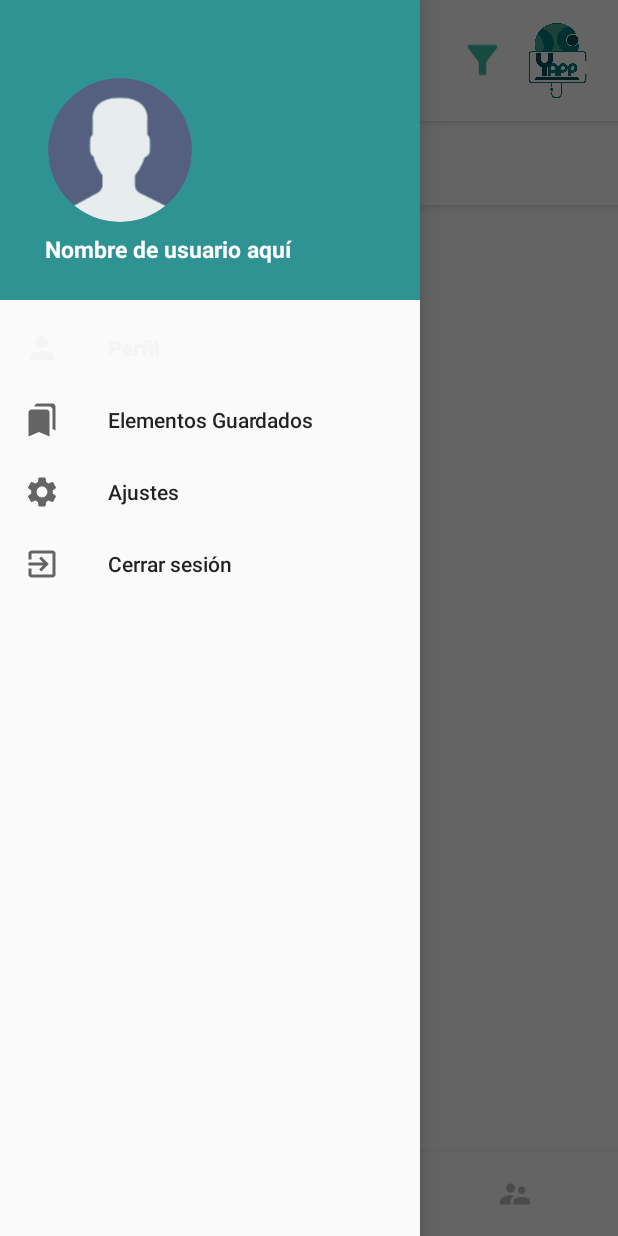
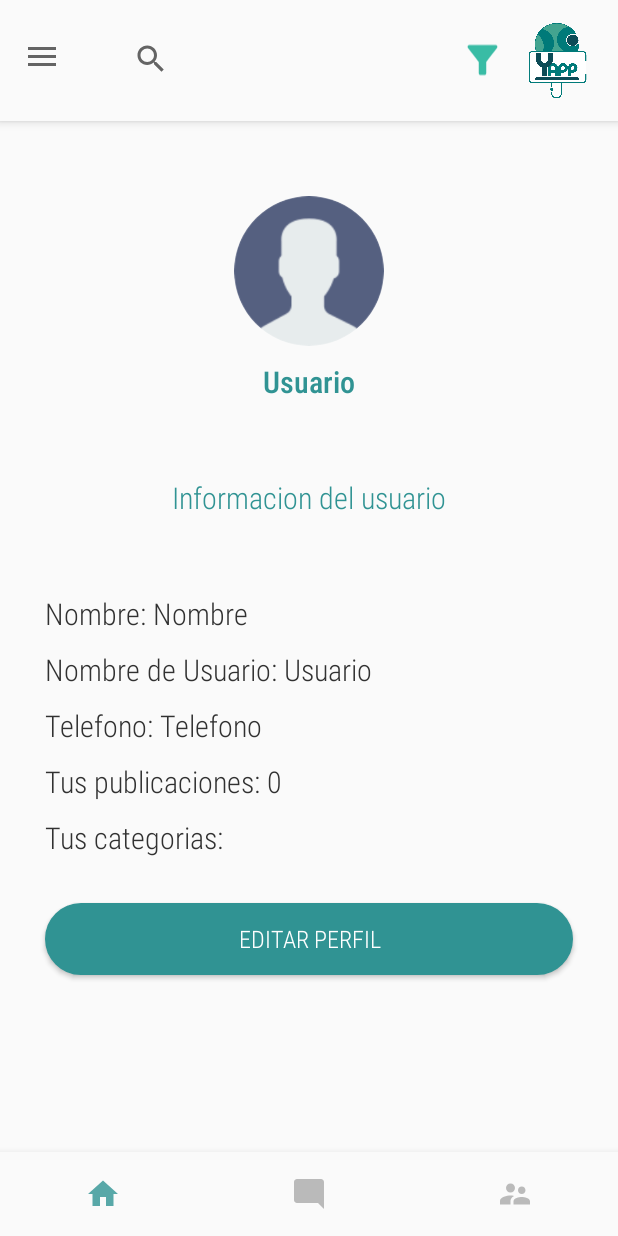
Before and after one commit to Tomas180225/YAPP-ALPHA-0.0, an Android app: the screen it shows after launch once a user with an empty profile is signed in (MainActivity), after a tap on "Perfil", on a phone screen of 412 x 824 dp. Run offline under Robolectric (Android 15) with nearby library versions, the phone set to English and light mode, and no system bars; our stand-ins replace CircleImageView, Firebase (no records; nobody signed in at launch, a user with empty details on screens opened directly); pictures from the network do not load; 7 statements that could not run were skipped; 3 other taps on this screen came first.

Commit message:
Actualizacion Perfil

```diff
--- a/app/src/main/AndroidManifest.xml
+++ b/app/src/main/AndroidManifest.xml
@@ -13,7 +13,7 @@
         android:roundIcon="@mipmap/ic_launcher_round"
         android:supportsRtl="true"
         android:theme="@style/Theme.AppCompat.Light.NoActionBar">
-        <activity android:name=".CommentActivity"></activity>
+        <activity android:name=".CommentActivity" />
         <activity android:name=".SurveyActivity" />
         <activity android:name=".PostActivity" />
         <activity android:name=".MainActivity" />
--- /dev/null
+++ b/app/src/main/java/com/proyect/yapp_alpha_00/Fragment/ProfileFragment.java
@@ -0,0 +1,117 @@
+package com.proyect.yapp_alpha_00.Fragment;
+
+import android.content.Context;
+import android.content.SharedPreferences;
+import android.os.Bundle;
+
+import androidx.annotation.NonNull;
+import androidx.fragment.app.Fragment;
+
+import android.view.LayoutInflater;
+import android.view.View;
+import android.view.ViewGroup;
+import android.widget.Button;
+import android.widget.ImageView;
+import android.widget.TextView;
+
+import com.bumptech.glide.Glide;
+import com.google.firebase.auth.FirebaseAuth;
+import com.google.firebase.auth.FirebaseUser;
+import com.google.firebase.database.DataSnapshot;
+import com.google.firebase.database.DatabaseError;
+import com.google.firebase.database.DatabaseReference;
+import com.google.firebase.database.FirebaseDatabase;
+import com.google.firebase.database.ValueEventListener;
+import com.proyect.yapp_alpha_00.Model.Post;
+import com.proyect.yapp_alpha_00.Model.User;
+import com.proyect.yapp_alpha_00.R;
+
+public class ProfileFragment extends Fragment {
+
+    ImageView image_profile, options;
+    TextView name, username_p, username, cellphone, posts;
+    Button button_edit;
+
+    FirebaseUser firebaseUser;
+    String profileID;
+
+    @Override
+    public View onCreateView(LayoutInflater inflater, ViewGroup container,
+                             Bundle savedInstanceState) {
+        // Inflate the layout for this fragment
+        View view = inflater.inflate(R.layout.fragment_profile, container, false);
+
+        firebaseUser = FirebaseAuth.getInstance().getCurrentUser();
+
+        SharedPreferences prefs = getContext().getSharedPreferences("PREFS", Context.MODE_PRIVATE);
+        profileID = prefs.getString("profileID","none");
+
+        image_profile = view.findViewById(R.id.image_profile);
+        name = view.findViewById(R.id.name);
+        username_p = view.findViewById(R.id.username_p);
+        username = view.findViewById(R.id.username);
+        cellphone = view.findViewById(R.id.cellphone);
+        posts = view.findViewById(R.id.posts);
+        button_edit = view.findViewById(R.id.button_edit);
+
+        userInfo();
+        getPosts();
+
+        button_edit.setOnClickListener(new View.OnClickListener() {
+            @Override
+            public void onClick(View v) {
+
+            }
+        });
+
+        return view;
+    }
+
+    private void userInfo(){
+        DatabaseReference reference = FirebaseDatabase.getInstance().getReference("Usuarios").child(profileID);
+
+        reference.addValueEventListener(new ValueEventListener() {
+            @Override
+            public void onDataChange(@NonNull DataSnapshot snapshot) {
+                if(getContext() == null){
+                    return;
+                }
+                User user = snapshot.getValue(User.class);
+                Glide.with(getActivity().getApplicationContext()).load(user.getImg()).into(image_profile);
+                username_p.setText(user.getUsuario());
+                username.setText(user.getUsuario());
+                name.setText(user.getNombre());
+                cellphone.setText(user.getTelefono());
+            }
+
+            @Override
+            public void onCancelled(@NonNull DatabaseError error) {
+
+            }
+        });
+    }
+
+    private void getPosts(){
+        DatabaseReference reference = FirebaseDatabase.getInstance().getReference("publicaciones");
+
+        reference.addValueEventListener(new ValueEventListener() {
+            @Override
+            public void onDataChange(@NonNull DataSnapshot snapshot) {
+                int i = 0;
+                for(DataSnapshot dataSnapshot : snapshot.getChildren()){
+                    Post post = dataSnapshot.getValue(Post.class);
+                    if(post.getUsuario().equals(profileID)){
+                        i++;
+                    }
+                }
+
+                posts.setText(String.valueOf(i));
+            }
+
+            @Override
+            public void onCancelled(@NonNull DatabaseError error) {
+
+            }
+        });
+    }
+}
--- /dev/null
+++ b/app/src/main/java/com/proyect/yapp_alpha_00/Fragment/SavedFragment.java
@@ -0,0 +1,21 @@
+package com.proyect.yapp_alpha_00.Fragment;
+
+import android.os.Bundle;
+
+import androidx.fragment.app.Fragment;
+
+import android.view.LayoutInflater;
+import android.view.View;
+import android.view.ViewGroup;
+
+import com.proyect.yapp_alpha_00.R;
+
+public class SavedFragment extends Fragment {
+
+    @Override
+    public View onCreateView(LayoutInflater inflater, ViewGroup container,
+                             Bundle savedInstanceState) {
+        // Inflate the layout for this fragment
+        return inflater.inflate(R.layout.fragment_saved, container, false);
+    }
+}
--- /dev/null
+++ b/app/src/main/java/com/proyect/yapp_alpha_00/Fragment/SettingsFragment.java
@@ -0,0 +1,21 @@
+package com.proyect.yapp_alpha_00.Fragment;
+
+import android.os.Bundle;
+
+import androidx.fragment.app.Fragment;
+
+import android.view.LayoutInflater;
+import android.view.View;
+import android.view.ViewGroup;
+
+import com.proyect.yapp_alpha_00.R;
+
+public class SettingsFragment extends Fragment {
+
+    @Override
+    public View onCreateView(LayoutInflater inflater, ViewGroup container,
+                             Bundle savedInstanceState) {
+        // Inflate the layout for this fragment
+        return inflater.inflate(R.layout.fragment_settings, container, false);
+    }
+}
--- a/app/src/main/java/com/proyect/yapp_alpha_00/MainActivity.java
+++ b/app/src/main/java/com/proyect/yapp_alpha_00/MainActivity.java
@@ -3,7 +3,7 @@ package com.proyect.yapp_alpha_00;
 import android.content.Intent;
 import android.content.SharedPreferences;
 import android.os.Bundle;
-import android.provider.ContactsContract;
+import android.util.Log;
 import android.view.MenuItem;
 import android.view.View;
 import android.widget.EditText;
@@ -19,22 +19,35 @@ import androidx.appcompat.widget.Toolbar;
 import androidx.drawerlayout.widget.DrawerLayout;
 import androidx.fragment.app.Fragment;
 
+import com.bumptech.glide.Glide;
 import com.google.android.material.bottomnavigation.BottomNavigationView;
 import com.google.android.material.navigation.NavigationView;
 import com.google.firebase.auth.FirebaseAuth;
 import com.google.firebase.auth.FirebaseUser;
+import com.google.firebase.database.DataSnapshot;
+import com.google.firebase.database.DatabaseError;
+import com.google.firebase.database.DatabaseReference;
+import com.google.firebase.database.FirebaseDatabase;
+import com.google.firebase.database.ValueEventListener;
 import com.proyect.yapp_alpha_00.Fragment.CommunityFragment;
 import com.proyect.yapp_alpha_00.Fragment.DiscusionFragment;
 import com.proyect.yapp_alpha_00.Fragment.HomeFragment;
+import com.proyect.yapp_alpha_00.Fragment.ProfileFragment;
+import com.proyect.yapp_alpha_00.Fragment.SavedFragment;
+import com.proyect.yapp_alpha_00.Fragment.SettingsFragment;
+import com.proyect.yapp_alpha_00.Model.User;
 
 public class MainActivity extends AppCompatActivity {
-
 
     SearchView buscar;
     ActionBarDrawerToggle actionBarDrawerToggle;
     DrawerLayout drawerLayout;
+    NavigationView navigationView;
     BottomNavigationView bottomNavigationView;
-    int mMenuId;
+    int MenuBottomId;
+    int MenuDrawerId;
+    ImageView profile_image_menu;
+    TextView username_menu;
     Fragment selectedFragment = null;
 
     EditText addComment;
@@ -42,6 +55,8 @@ public class MainActivity extends AppCompatActivity {
     TextView post;
     String postID;
     String AuthorID;
+
+    FirebaseUser firebaseUser;
 
     @Override
     protected void onCreate(Bundle savedInstanceState) {
@@ -53,13 +68,14 @@ public class MainActivity extends AppCompatActivity {
 
         //Menú desplegable
         drawerLayout = findViewById(R.id.drawerLayout);
-        NavigationView navigationView = findViewById(R.id.nav_View);
+        navigationView = findViewById(R.id.nav_View);
         View navHeader = navigationView.getHeaderView(0);
         navigationView.setNavigationItemSelectedListener(item -> {
-            item.setChecked(true);
             selectorMenu(item);
             return true;
         });
+        profile_image_menu = navHeader.findViewById(R.id.profile_image_menu);
+        username_menu = navHeader.findViewById(R.id.username_menu);
 
 
         //Hamburguer icon
@@ -81,6 +97,10 @@ public class MainActivity extends AppCompatActivity {
         postID = args.getStringExtra("postID");
         AuthorID = args.getStringExtra("authorID");
 
+        firebaseUser = FirebaseAuth.getInstance().getCurrentUser();
+
+        userInfo();
+
         Bundle intent = getIntent().getExtras();
         if(intent != null){
             String autorID = intent.getString("authorID");
@@ -88,7 +108,8 @@ public class MainActivity extends AppCompatActivity {
 
             SharedPreferences.Editor editor = getSharedPreferences("PREFS", MODE_PRIVATE).edit();
 
-            editor.putString("authorID", autorID);
+            Log.w("Usuario", firebaseUser.getUid());
+            editor.putString("profileID", firebaseUser.getUid());
             editor.putString("postID", postID);
             editor.apply();
 
@@ -96,6 +117,9 @@ public class MainActivity extends AppCompatActivity {
             bottomNavigationView.getMenu().findItem(R.id.nav_discusion).setChecked(true);
         }
         else{
+            SharedPreferences.Editor editor = getSharedPreferences("PREFS", MODE_PRIVATE).edit();
+            editor.putString("profileID", firebaseUser.getUid());
+            editor.apply();
             getSupportFragmentManager().beginTransaction().replace(R.id.fragment_container, new HomeFragment()).commit();
         }
 
@@ -120,7 +144,7 @@ public class MainActivity extends AppCompatActivity {
                 @Override
                 public boolean onNavigationItemSelected(@NonNull MenuItem item) {
 
-                    mMenuId = item.getItemId();
+                    MenuBottomId = item.getItemId();
                     for(int i = 0; i < bottomNavigationView.getMenu().size(); i++){
                         MenuItem menuItem = bottomNavigationView.getMenu().getItem(i);
                         boolean isChecked = menuItem.getItemId() == item.getItemId();
@@ -148,14 +172,25 @@ public class MainActivity extends AppCompatActivity {
                 }
     };
     private void selectorMenu(MenuItem item) {
+
+        MenuDrawerId = item.getItemId();
+        for(int i = 0; i < navigationView.getMenu().size(); i++){
+            MenuItem menuItem = navigationView.getMenu().getItem(i);
+            boolean isChecked = menuItem.getItemId() == item.getItemId();
+            menuItem.setChecked(isChecked);
+        }
+
         switch(item.getItemId()){
             case R.id.navPerfil:
+                selectedFragment = new ProfileFragment();
                 Toast.makeText(MainActivity.this, "Perfil", Toast.LENGTH_SHORT).show();
                 break;
             case R.id.navGuardados:
+                selectedFragment = new SavedFragment();
                 Toast.makeText(MainActivity.this, "Colecciones", Toast.LENGTH_SHORT).show();
                 break;
             case R.id.navAjustes:
+                selectedFragment = new SettingsFragment();
                 Toast.makeText(MainActivity.this, "Ajustes", Toast.LENGTH_SHORT).show();
                 break;
             case R.id.navCerrar:
@@ -165,10 +200,34 @@ public class MainActivity extends AppCompatActivity {
                 startActivity(new Intent(MainActivity.this, LoginActivity.class));
                 break;
         }
+        if(selectedFragment != null){
+            getSupportFragmentManager().beginTransaction().replace(R.id.fragment_container,selectedFragment).commit();
+            drawerLayout.closeDrawers();
+        }
+
     }
     @Override
     public boolean onOptionsItemSelected(@NonNull MenuItem item) {
         if(actionBarDrawerToggle.onOptionsItemSelected(item)) return true;
         return super.onOptionsItemSelected(item);
     }
+
+    private void userInfo(){
+        DatabaseReference reference = FirebaseDatabase.getInstance().getReference("Usuarios")
+                .child(firebaseUser.getUid());
+
+        reference.addValueEventListener(new ValueEventListener() {
+            @Override
+            public void onDataChange(@NonNull DataSnapshot snapshot) {
+                User user = snapshot.getValue(User.class);
+                Glide.with(MainActivity.this).load(user.getImg()).into(profile_image_menu);
+                username_menu.setText(user.getUsuario());
+            }
+
+            @Override
+            public void onCancelled(@NonNull DatabaseError error) {
+
+            }
+        });
+    }
 }
--- /dev/null
+++ b/app/src/main/res/color/drawer_color.xml
@@ -0,0 +1,5 @@
+<?xml version="1.0" encoding="utf-8"?>
+<selector xmlns:android="http://schemas.android.com/apk/res/android">
+    <item android:state_checked="true" android:color="@color/colorPrincipal" />
+    <item android:state_checked="false" android:color="@color/colortexto"/>
+</selector>
--- a/app/src/main/res/layout/activity_home_drawer_menu.xml
+++ b/app/src/main/res/layout/activity_home_drawer_menu.xml
@@ -18,6 +18,9 @@
         android:layout_width="wrap_content"
         android:layout_height="match_parent"
         android:layout_gravity="start"
+        app:itemIconTint="@color/drawer_color"
+        app:itemTextColor="@color/drawer_color"
+        app:itemBackground="@android:color/transparent"
         app:menu="@menu/drawer_menu"
         app:headerLayout="@layout/navigation_drawer_menu_header"/>
 
--- a/app/src/main/res/layout/activity_main.xml
+++ b/app/src/main/res/layout/activity_main.xml
@@ -105,6 +105,10 @@
 
     </com.google.android.material.appbar.AppBarLayout>
 
+    <ImageView
+        android:layout_width="wrap_content"
+        android:layout_height="wrap_content"
+        android:id="@+id/image"/>
     <FrameLayout
         android:layout_width="match_parent"
         android:layout_height="match_parent"
--- /dev/null
+++ b/app/src/main/res/layout/fragment_profile.xml
@@ -0,0 +1,178 @@
+<?xml version="1.0" encoding="utf-8"?>
+<LinearLayout
+    xmlns:android="http://schemas.android.com/apk/res/android"
+    xmlns:tools="http://schemas.android.com/tools"
+    android:layout_width="match_parent"
+    android:layout_height="match_parent"
+    tools:context=".Fragment.ProfileFragment"
+    android:orientation="vertical">
+
+    <de.hdodenhof.circleimageview.CircleImageView
+        android:layout_width="100dp"
+        android:layout_height="100dp"
+        android:src="@drawable/usuario"
+        android:layout_marginTop="50dp"
+        android:id="@+id/image_profile"
+        android:layout_gravity="center"/>
+
+    <TextView
+        android:layout_width="match_parent"
+        android:layout_height="wrap_content"
+        android:text="Usuario"
+        android:id="@+id/username_p"
+        android:fontFamily="sans-serif-condensed-light"
+        android:textColor="@color/colorPrincipal"
+        android:textSize="20dp"
+        android:textStyle="bold"
+        android:gravity="center"
+        android:layout_marginTop="10dp"/>
+
+    <TextView
+        android:layout_width="match_parent"
+        android:layout_height="wrap_content"
+        android:text="Informacion del usuario"
+        android:fontFamily="sans-serif-condensed-light"
+        android:textColor="@color/colorPrincipal"
+        android:textSize="20dp"
+        android:textStyle=""
+        android:gravity="center"
+        android:layout_marginTop="50dp"/>
+
+    <LinearLayout
+        android:layout_width="match_parent"
+        android:layout_height="wrap_content"
+        android:paddingLeft="30dp">
+
+        <TextView
+            android:layout_width="wrap_content"
+            android:layout_height="wrap_content"
+            android:text="Nombre: "
+            android:fontFamily="sans-serif-condensed-light"
+            android:textColor="@color/colortexto"
+            android:textSize="20dp"
+            android:layout_marginTop="50dp"/>
+
+        <TextView
+            android:layout_width="wrap_content"
+            android:id="@+id/name"
+            android:layout_height="wrap_content"
+            android:text="Nombre"
+            android:fontFamily="sans-serif-condensed-light"
+            android:textColor="@color/colortexto"
+            android:textSize="20dp"
+            android:layout_marginTop="50dp"/>
+
+    </LinearLayout>
+
+    <LinearLayout
+    android:layout_width="match_parent"
+    android:layout_height="wrap_content"
+    android:paddingLeft="30dp"
+    android:layout_marginTop="-40dp">
+
+    <TextView
+        android:layout_width="wrap_content"
+        android:layout_height="wrap_content"
+        android:text="Nombre de Usuario: "
+        android:fontFamily="sans-serif-condensed-light"
+        android:textColor="@color/colortexto"
+        android:textSize="20dp"
+        android:layout_marginTop="50dp"/>
+
+    <TextView
+        android:layout_width="wrap_content"
+        android:layout_height="wrap_content"
+        android:id="@+id/username"
+        android:text="Usuario"
+        android:fontFamily="sans-serif-condensed-light"
+        android:textColor="@color/colortexto"
+        android:textSize="20dp"
+        android:layout_marginTop="50dp"/>
+
+</LinearLayout>
+
+    <LinearLayout
+        android:layout_width="match_parent"
+        android:layout_height="wrap_content"
+        android:paddingLeft="30dp"
+        android:layout_marginTop="-40dp">
+
+        <TextView
+            android:layout_width="wrap_content"
+            android:layout_height="wrap_content"
+            android:text="Telefono: "
+            android:fontFamily="sans-serif-condensed-light"
+            android:textColor="@color/colortexto"
+            android:textSize="20dp"
+            android:layout_marginTop="50dp"/>
+
+        <TextView
+            android:layout_width="wrap_content"
+            android:layout_height="wrap_content"
+            android:id="@+id/cellphone"
+            android:text="Telefono"
+            android:fontFamily="sans-serif-condensed-light"
+            android:textColor="@color/colortexto"
+            android:textSize="20dp"
+            android:layout_marginTop="50dp"/>
+
+    </LinearLayout>
+
+    <LinearLayout
+        android:layout_width="match_parent"
+        android:layout_height="wrap_content"
+        android:paddingLeft="30dp"
+        android:layout_marginTop="-40dp">
+
+        <TextView
+            android:layout_width="wrap_content"
+            android:layout_height="wrap_content"
+            android:text="Tus publicaciones: "
+            android:fontFamily="sans-serif-condensed-light"
+            android:textColor="@color/colortexto"
+            android:textSize="20dp"
+            android:layout_marginTop="50dp"/>
+
+        <TextView
+            android:layout_width="wrap_content"
+            android:layout_height="wrap_content"
+            android:text="0"
+            android:id="@+id/posts"
+            android:fontFamily="sans-serif-condensed-light"
+            android:textColor="@color/colortexto"
+            android:textSize="20dp"
+            android:layout_marginTop="50dp"/>
+
+    </LinearLayout>
+
+    <LinearLayout
+        android:layout_width="match_parent"
+        android:layout_height="wrap_content"
+        android:paddingLeft="30dp"
+        android:layout_marginTop="-40dp">
+
+        <TextView
+            android:layout_width="wrap_content"
+            android:layout_height="wrap_content"
+            android:text="Tus categorias: "
+            android:fontFamily="sans-serif-condensed-light"
+            android:textColor="@color/colortexto"
+            android:textSize="20dp"
+            android:layout_marginTop="50dp"/>
+
+    </LinearLayout>
+
+    <Button
+        android:layout_width="match_parent"
+        android:layout_height="wrap_content"
+        android:background="@drawable/button_background"
+        android:text="Editar perfil"
+        android:textColor="@color/white"
+        android:fontFamily="sans-serif-condensed-light"
+        android:textSize="16dp"
+        android:id="@+id/button_edit"
+        android:layout_marginStart="30dp"
+        android:layout_marginEnd="30dp"
+        android:layout_marginTop="30dp"/>
+
+</LinearLayout>
--- /dev/null
+++ b/app/src/main/res/layout/fragment_saved.xml
@@ -0,0 +1,14 @@
+<?xml version="1.0" encoding="utf-8"?>
+<FrameLayout xmlns:android="http://schemas.android.com/apk/res/android"
+    xmlns:tools="http://schemas.android.com/tools"
+    android:layout_width="match_parent"
+    android:layout_height="match_parent"
+    tools:context=".Fragment.SavedFragment">
+
+    <!-- TODO: Update blank fragment layout -->
+    <TextView
+        android:layout_width="match_parent"
+        android:layout_height="match_parent"
+        android:text="@string/hello_blank_fragment" />
+
+</FrameLayout>
--- /dev/null
+++ b/app/src/main/res/layout/fragment_settings.xml
@@ -0,0 +1,14 @@
+<?xml version="1.0" encoding="utf-8"?>
+<FrameLayout xmlns:android="http://schemas.android.com/apk/res/android"
+    xmlns:tools="http://schemas.android.com/tools"
+    android:layout_width="match_parent"
+    android:layout_height="match_parent"
+    tools:context=".Fragment.SettingsFragment">
+
+    <!-- TODO: Update blank fragment layout -->
+    <TextView
+        android:layout_width="match_parent"
+        android:layout_height="match_parent"
+        android:text="@string/hello_blank_fragment" />
+
+</FrameLayout>
--- a/app/src/main/res/layout/navigation_drawer_menu_header.xml
+++ b/app/src/main/res/layout/navigation_drawer_menu_header.xml
@@ -9,7 +9,7 @@
     android:orientation="vertical">
 
     <de.hdodenhof.circleimageview.CircleImageView
-        android:id="@+id/prof_pic"
+        android:id="@+id/profile_image_menu"
         android:layout_width="100dp"
         android:layout_height="100dp"
         android:layout_marginTop="50dp"
@@ -20,14 +20,15 @@
         app:civ_border_color="@color/colorPrincipal"/>
 
     <TextView
-        android:id="@+id/nombre_perfil"
+        android:id="@+id/username_menu"
         android:layout_width="200dp"
         android:layout_height="wrap_content"
         android:layout_marginLeft="30dp"
         android:layout_marginTop="5dp"
         android:textColor="@color/white"
         android:textStyle="bold"
-        android:textSize="15sp"
+        android:fontFamily="sans-serif-condensed-light"
+        android:textSize="18dp"
         android:layout_gravity="start"
         android:gravity="start"
         android:text="Nombre de usuario aquí" />
--- a/app/src/main/res/menu/drawer_menu.xml
+++ b/app/src/main/res/menu/drawer_menu.xml
@@ -1,4 +1,5 @@
 <?xml version="1.0" encoding="utf-8"?>
+
 <menu xmlns:android="http://schemas.android.com/apk/res/android">
 
     <item
```
